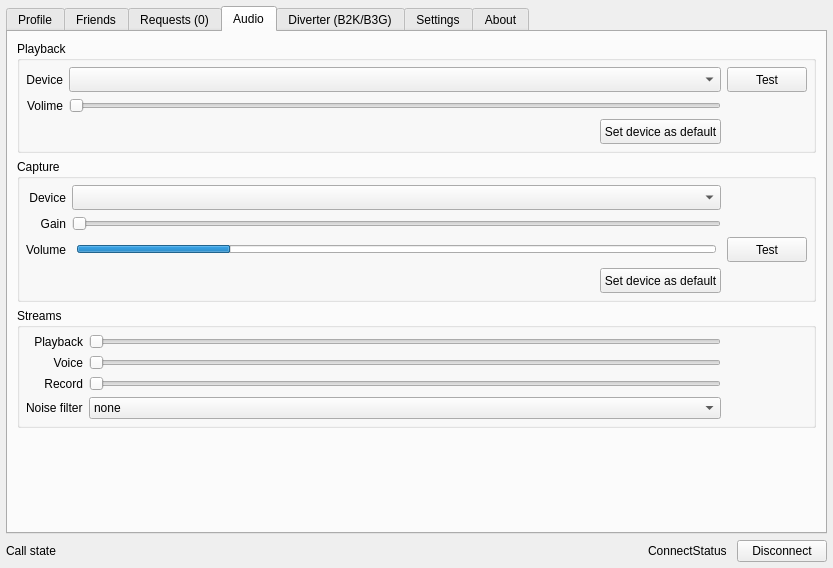
Before: the Qt Designer form src/toxphone_config/widgets/main_window.ui in hkarel/ToxPhone, drawn with Qt 5.
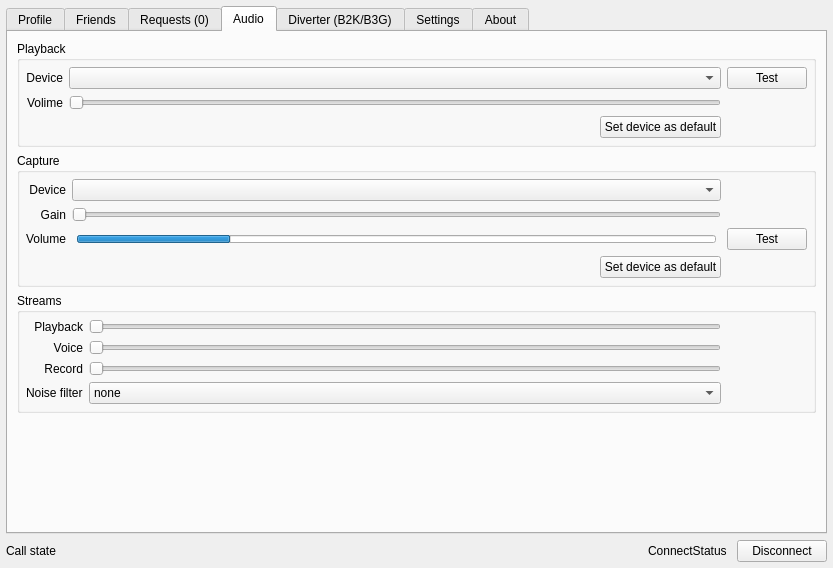
After: the same form once the commit is applied. The open tabs and pages were chosen to show the change.

Diff of the .ui file:
```diff
--- a/src/toxphone_config/widgets/main_window.ui
+++ b/src/toxphone_config/widgets/main_window.ui
@@ -851,12 +851,6 @@
                  <verstretch>0</verstretch>
                 </sizepolicy>
                </property>
-               <property name="minimumSize">
-                <size>
-                 <width>0</width>
-                 <height>25</height>
-                </size>
-               </property>
               </widget>
              </item>
              <item row="0" column="0">
@@ -890,7 +884,7 @@
                <property name="minimumSize">
                 <size>
                  <width>80</width>
-                 <height>25</height>
+                 <height>0</height>
                 </size>
                </property>
                <property name="text">
@@ -924,12 +918,6 @@
                    <verstretch>0</verstretch>
                   </sizepolicy>
                  </property>
-                 <property name="minimumSize">
-                  <size>
-                   <width>0</width>
-                   <height>25</height>
-                  </size>
-                 </property>
                  <property name="text">
                   <string>Set device as default</string>
                  </property>
@@ -1003,12 +991,6 @@
                  <verstretch>0</verstretch>
                 </sizepolicy>
                </property>
-               <property name="minimumSize">
-                <size>
-                 <width>0</width>
-                 <height>25</height>
-                </size>
-               </property>
               </widget>
              </item>
              <item row="2" column="0">
@@ -1032,7 +1014,7 @@
                <property name="minimumSize">
                 <size>
                  <width>80</width>
-                 <height>25</height>
+                 <height>0</height>
                 </size>
                </property>
                <property name="text">
@@ -1124,12 +1106,6 @@
                </item>
                <item>
                 <widget class="QPushButton" name="btnRecordAsDefault">
-                 <property name="minimumSize">
-                  <size>
-                   <width>0</width>
-                   <height>25</height>
-                  </size>
-                 </property>
                  <property name="text">
                   <string>Set device as default</string>
                  </property>
```
Left out of the diff: 26 changed lines with no effect on the pictures.
